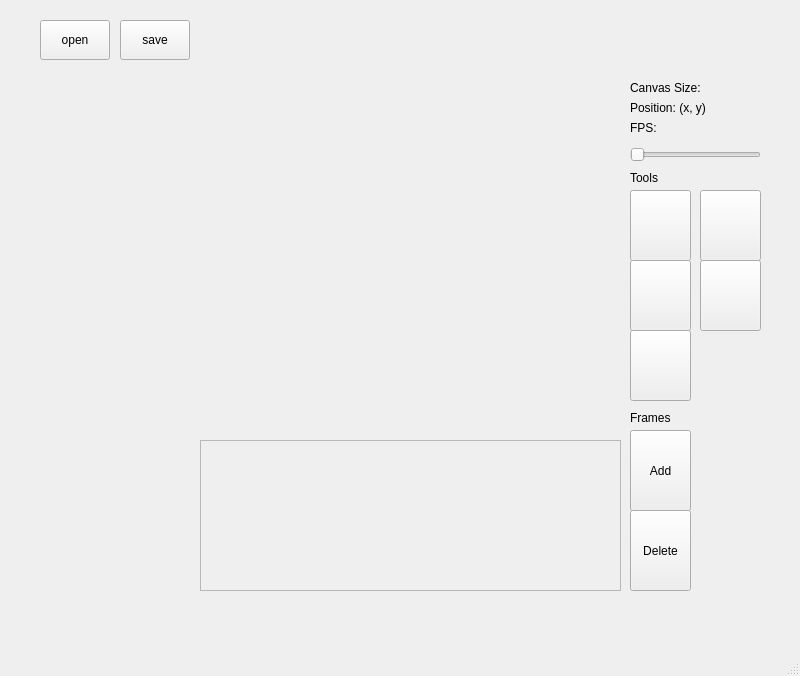
Above: mainwindow.ui from University-of-Utah-CS3505/a8-sprite-editor-f24-ZYTW before the change. Below: the same form after it.
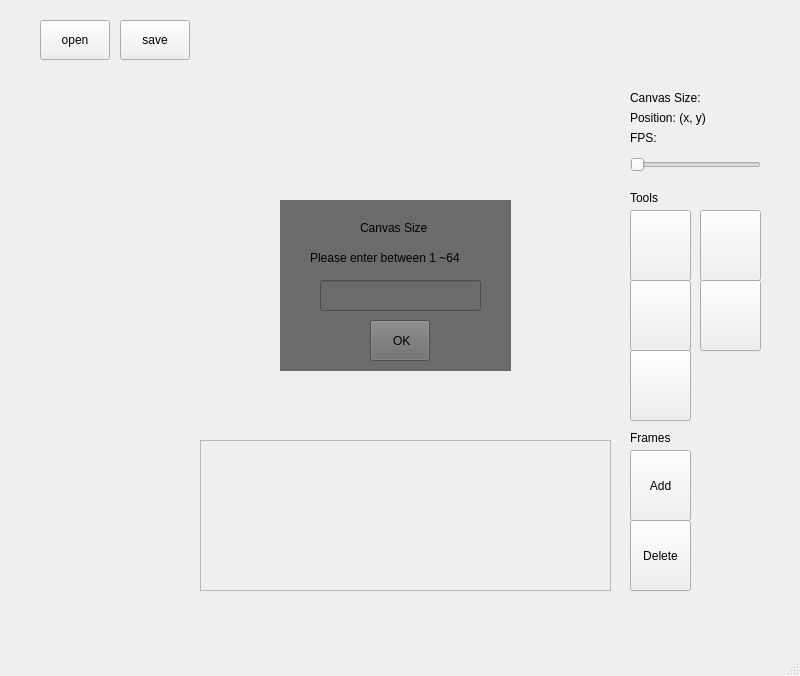
That is the form after the change. Icons and pictures are not drawn.

Commit message:
Add modal canvas size dialog with user input
Updated canvas display based on validated user input

```diff
--- a/mainwindow.ui
+++ b/mainwindow.ui
@@ -18,7 +18,7 @@
     <property name="geometry">
      <rect>
       <x>630</x>
-      <y>190</y>
+      <y>210</y>
       <width>61</width>
       <height>71</height>
      </rect>
@@ -41,7 +41,7 @@
     <property name="geometry">
      <rect>
       <x>700</x>
-      <y>190</y>
+      <y>210</y>
       <width>61</width>
       <height>71</height>
      </rect>
@@ -64,7 +64,7 @@
     <property name="geometry">
      <rect>
       <x>630</x>
-      <y>330</y>
+      <y>350</y>
       <width>61</width>
       <height>71</height>
      </rect>
@@ -87,7 +87,7 @@
     <property name="geometry">
      <rect>
       <x>630</x>
-      <y>260</y>
+      <y>280</y>
       <width>61</width>
       <height>71</height>
      </rect>
@@ -110,7 +110,7 @@
     <property name="geometry">
      <rect>
       <x>700</x>
-      <y>260</y>
+      <y>280</y>
       <width>61</width>
       <height>71</height>
      </rect>
@@ -184,7 +184,7 @@
      <rect>
       <x>200</x>
       <y>440</y>
-      <width>421</width>
+      <width>411</width>
       <height>151</height>
      </rect>
     </property>
@@ -196,7 +196,7 @@
       <rect>
        <x>0</x>
        <y>0</y>
-       <width>419</width>
+       <width>409</width>
        <height>149</height>
       </rect>
      </property>
@@ -206,9 +206,9 @@
     <property name="geometry">
      <rect>
       <x>630</x>
-      <y>430</y>
+      <y>450</y>
       <width>61</width>
-      <height>81</height>
+      <height>71</height>
      </rect>
     </property>
     <property name="text">
@@ -219,9 +219,9 @@
     <property name="geometry">
      <rect>
       <x>630</x>
-      <y>510</y>
+      <y>520</y>
       <width>61</width>
-      <height>81</height>
+      <height>71</height>
      </rect>
     </property>
     <property name="text">
@@ -245,7 +245,7 @@
     <property name="geometry">
      <rect>
       <x>630</x>
-      <y>410</y>
+      <y>430</y>
       <width>58</width>
       <height>16</height>
      </rect>
@@ -261,7 +261,7 @@
     <property name="geometry">
      <rect>
       <x>630</x>
-      <y>170</y>
+      <y>190</y>
       <width>58</width>
       <height>16</height>
      </rect>
@@ -277,7 +277,7 @@
     <property name="geometry">
      <rect>
       <x>630</x>
-      <y>80</y>
+      <y>90</y>
       <width>131</width>
       <height>16</height>
      </rect>
@@ -293,7 +293,7 @@
     <property name="geometry">
      <rect>
       <x>630</x>
-      <y>100</y>
+      <y>110</y>
       <width>131</width>
       <height>16</height>
      </rect>
@@ -309,7 +309,7 @@
     <property name="geometry">
      <rect>
       <x>630</x>
-      <y>139</y>
+      <y>149</y>
       <width>131</width>
       <height>31</height>
      </rect>
@@ -322,7 +322,7 @@
     <property name="geometry">
      <rect>
       <x>630</x>
-      <y>120</y>
+      <y>130</y>
       <width>131</width>
       <height>16</height>
      </rect>
@@ -334,6 +334,77 @@
      <set>Qt::AlignmentFlag::AlignLeading|Qt::AlignmentFlag::AlignLeft|Qt::AlignmentFlag::AlignVCenter</set>
     </property>
    </widget>
+   <widget class="QWidget" name="canvasDialog" native="true">
+    <property name="geometry">
+     <rect>
+      <x>280</x>
+      <y>200</y>
+      <width>231</width>
+      <height>171</height>
+     </rect>
+    </property>
+    <property name="sizePolicy">
+     <sizepolicy hsizetype="Preferred" vsizetype="Preferred">
+      <horstretch>0</horstretch>
+      <verstretch>0</verstretch>
+     </sizepolicy>
+    </property>
+    <property name="autoFillBackground">
+     <bool>false</bool>
+    </property>
+    <property name="styleSheet">
+     <string notr="true">background: #6b6b6b;</string>
+    </property>
+    <widget class="QLabel" name="label1">
+     <property name="geometry">
+      <rect>
+       <x>80</x>
+       <y>20</y>
+       <width>71</width>
+       <height>16</height>
+      </rect>
+     </property>
+     <property name="text">
+      <string>Canvas Size</string>
+     </property>
+    </widget>
+    <widget class="QPushButton" name="inputButton">
+     <property name="geometry">
+      <rect>
+       <x>90</x>
+       <y>120</y>
+       <width>60</width>
+       <height>41</height>
+      </rect>
+     </property>
+     <property name="text">
+      <string> OK</string>
+     </property>
+    </widget>
+    <widget class="QLineEdit" name="inputCanvasSize">
+     <property name="geometry">
+      <rect>
+       <x>40</x>
+       <y>80</y>
+       <width>161</width>
+       <height>31</height>
+      </rect>
+     </property>
+    </widget>
+    <widget class="QLabel" name="label2">
+     <property name="geometry">
+      <rect>
+       <x>30</x>
+       <y>50</y>
+       <width>171</width>
+       <height>16</height>
+      </rect>
+     </property>
+     <property name="text">
+      <string>Please enter between 1 ~64</string>
+     </property>
+    </widget>
+   </widget>
   </widget>
   <widget class="QMenuBar" name="menubar">
    <property name="geometry">
```
Left out of the diff: 10 changed lines with no effect on the pictures. The commit also changes 7 other files.
